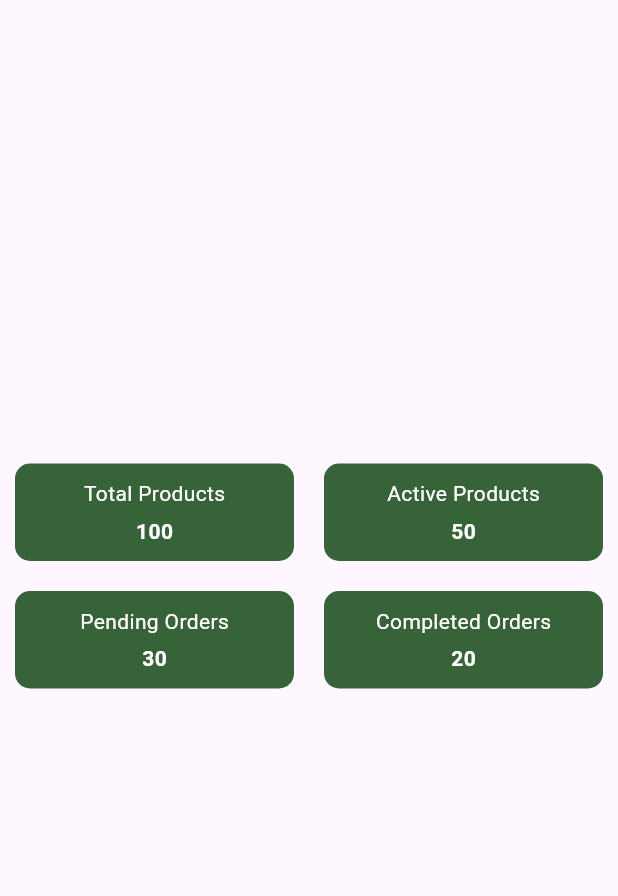
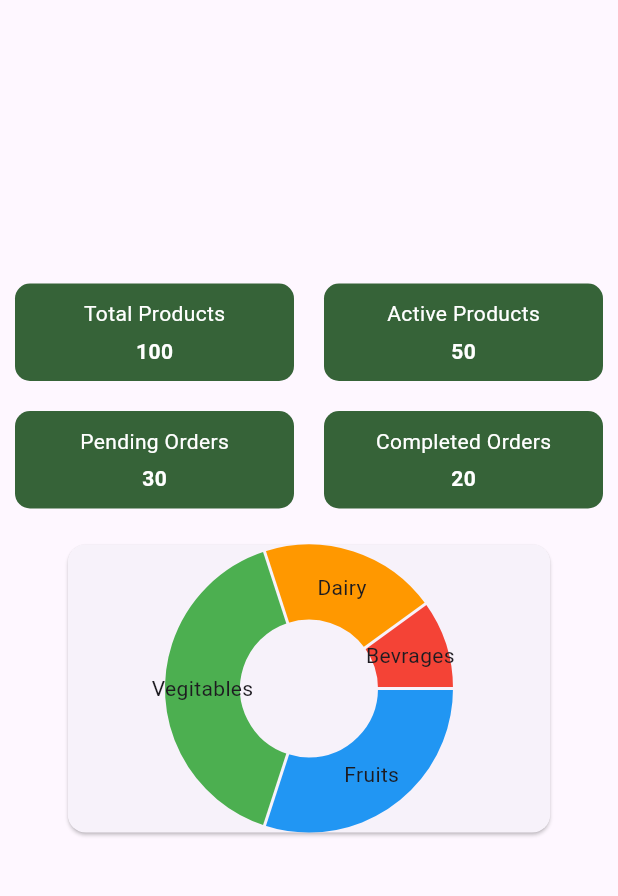
Before and after one commit to Arjitlohani/freshfind, a Flutter app: the VendorDashboardScreen screen opened directly, on a phone screen of 412 x 824 dp, the part 84-980 px from its top. Run offline on Flutter 3.47's test engine with Material 3 defaults, Android fonts, the phone set to English and light mode, and no system bars; drawn by our look-alikes of fl_chart.

Commit message:
dashboard change for vendor and admin

```diff
--- a/frontend/freshfinds/lib/actors/vendor/vendor_dashboard.dart
+++ b/frontend/freshfinds/lib/actors/vendor/vendor_dashboard.dart
@@ -1,4 +1,5 @@
 import 'package:flutter/material.dart';
+import 'package:fl_chart/fl_chart.dart';
 
 void main() {
   runApp(VendorDashboard());
@@ -129,6 +130,124 @@ class VendorHomeScreen extends StatelessWidget {
               Expanded(child: _buildContainer('Completed Orders', '20')),
             ],
           ),
+          SizedBox(height: 20),
+          // Pie Chart for Sales
+          Container(
+            height: 200,
+            width: MediaQuery.of(context).size.width * 0.8,
+            child: Card(
+              child: PieChart(
+                PieChartData(
+                  sections: [
+                    PieChartSectionData(
+                      value: 30,
+                      color: Colors.blue,
+                      title: 'Fruits',
+                      radius: 50,
+                    ),
+                    PieChartSectionData(
+                      value: 40,
+                      color: Colors.green,
+                      title: 'Vegitables',
+                      radius: 50,
+                    ),
+                    PieChartSectionData(
+                      value: 20,
+                      color: Colors.orange,
+                      title: 'Dairy',
+                      radius: 50,
+                    ),
+                    PieChartSectionData(
+                      value: 10,
+                      color: Colors.red,
+                      title: 'Bevrages',
+                      radius: 50,
+                    ),
+                  ],
+                ),
+              ),
+            ),
+          ),
+          SizedBox(height: 20),
+          // Bar Graph for Income
+//           Container(
+//             height: 200,
+//             width: MediaQuery.of(context).size.width * 0.8,
+//             child: Card(
+//               child: BarChart(
+//                 BarChartData(
+//                   alignment: BarChartAlignment.center,
+//                   groupsSpace: 20,
+//                   barTouchData: BarTouchData(enabled: false),
+//                   titlesData: FlTitlesData(
+//                     show: true,
+//                     leftTitles: AxisTitles(
+//                       show: true,
+//                       getTextStyles: (value) => const TextStyle(
+//                         color: Colors.black,
+//                         fontWeight: FontWeight.bold,
+//                         fontSize: 14,
+//                       ),
+//                       margin: 8,
+//                       reservedSize: 32,
+//                       getTitles: (value) {
+//                         switch (value.toInt()) {
+//                           case 0:
+//                             return '0';
+//                           case 2:
+//                             return '20';
+//                           case 4:
+//                             return '40';
+//                           default:
+//                             return '';
+//                         }
+//                       },
+//                     ),
+//                     bottomTitles: AxisTitles(
+//                       show: true,
+//                       getTextStyles: (value) => const TextStyle(
+//                         color: Colors.black,
+//                         fontWeight: FontWeight.bold,
+//                         fontSize: 14,
+//                       ),
+//                       margin: 8,
+//                       reservedSize: 32,
+//                       getTitles: (value) {
+//                         switch (value.toInt()) {
+//                           case 0:
+//                             return 'A';
+//                           case 1:
+//                             return 'B';
+//                           case 2:
+//                             return 'C';
+//                           case 3:
+//                             return 'D';
+//                           default:
+//                             return '';
+//                         }
+//                       },
+//                     ),
+//                   ),
+//                   borderData: FlBorderData(show: false),
+//                   barGroups: [
+//                     BarChartGroupData(
+//                       x: 0,
+//                       barsSpace: 20,
+//                       barRods: [
+//                         BarChartRodData(toY: 8, color: Colors.blue),
+//                         BarChartRodData(toY: 10, color: Colors.green),
+//                         BarChartRodData(toY: 15, color: Colors.orange),
+//                         BarChartRodData(toYBarChartRodData(
+//   y: 7, // the y value
+//   colors: [Colors.red], // the color of the bar
+// ): 7, color: Colors.red),
+//                       ],
+//                     ),
+//                   ],
+//                 ),
+//               ),
+//             ),
+//           ),
         ],
       ),
     );
--- a/frontend/freshfinds/lib/main.dart
+++ b/frontend/freshfinds/lib/main.dart
@@ -1,11 +1,9 @@
 import 'package:flutter/material.dart';
-
-import 'actors/customer/customer_dashboard.dart';
-import 'actors/vendor/vendor_dashboard.dart';
-
 import 'screens/login_page.dart';
 import 'screens/signup_page.dart';
 import 'actors/admin/admin_dashboard.dart';
+import 'actors/vendor/vendor_dashboard.dart';
+import 'actors/customer/customer_dashboard.dart';
 
 void main() {
   runApp(MyApp());
--- a/frontend/freshfinds/lib/screens/login_page.dart
+++ b/frontend/freshfinds/lib/screens/login_page.dart
@@ -7,7 +7,7 @@ class LoginPage extends StatelessWidget {
   final TextEditingController passwordController = TextEditingController();
 
   Future<void> _login(BuildContext context) async {
-    final String url = 'http://192.168.1.113:3000/login';
+    final String url = 'http://10.10.11.200:3000/login';
     final Map<String, String> headers = {'Content-Type': 'application/json'};
     final Map<String, String> body = {
       'email': emailController.text,
--- a/frontend/freshfinds/lib/screens/signup_page.dart
+++ b/frontend/freshfinds/lib/screens/signup_page.dart
@@ -11,7 +11,7 @@ class SignupPage extends StatelessWidget {
   final TextEditingController addressController = TextEditingController();
 
   Future<void> _signup(BuildContext context) async {
-    final String url = 'http://192.168.1.113:3000/signup';
+    final String url = 'http://10.10.11.200:3000/signup';
     final Map<String, String> headers = {'Content-Type': 'application/json'};
     final Map<String, String> body = {
       'username': usernameController.text,
--- a/frontend/freshfinds/pubspec.yaml
+++ b/frontend/freshfinds/pubspec.yaml
@@ -36,6 +36,7 @@ dependencies:
   # Use with the CupertinoIcons class for iOS style icons.
   cupertino_icons: ^1.0.6
   http: ^1.2.1
+  fl_chart: ^0.66.2
 
 dev_dependencies:
   flutter_test:
```
Also changed, not shown: frontend/freshfinds/lib/actors/admin/admin_dashboard.dart (+27 -1 lines), frontend/freshfinds/pubspec.lock, 1 other file.
